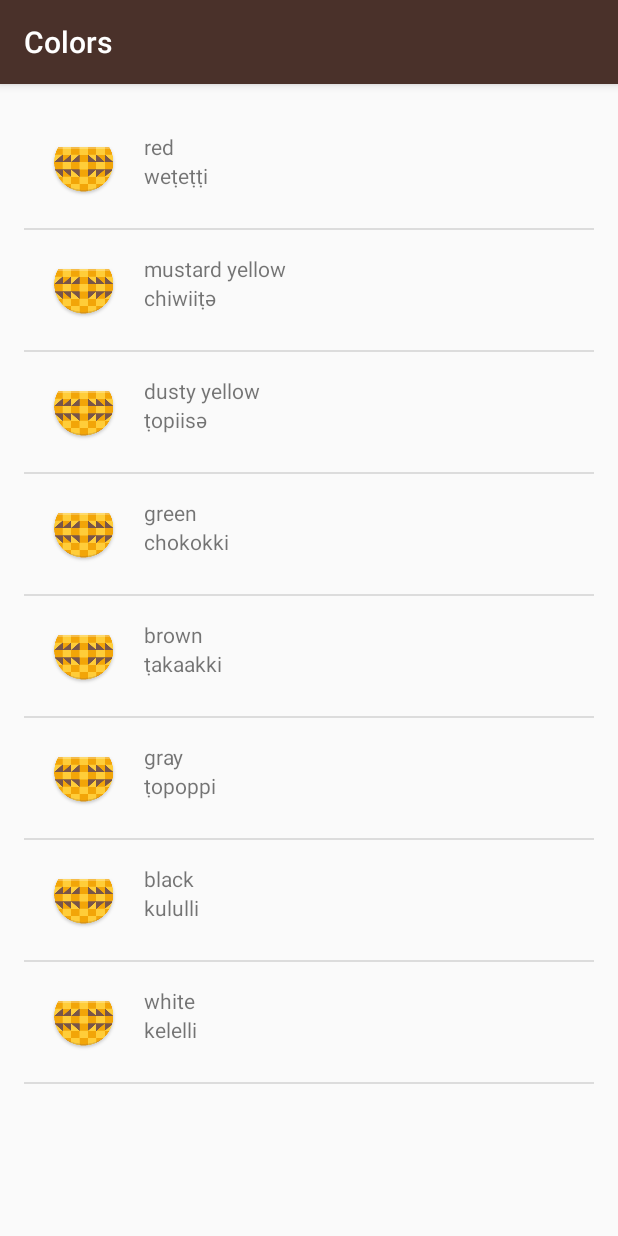
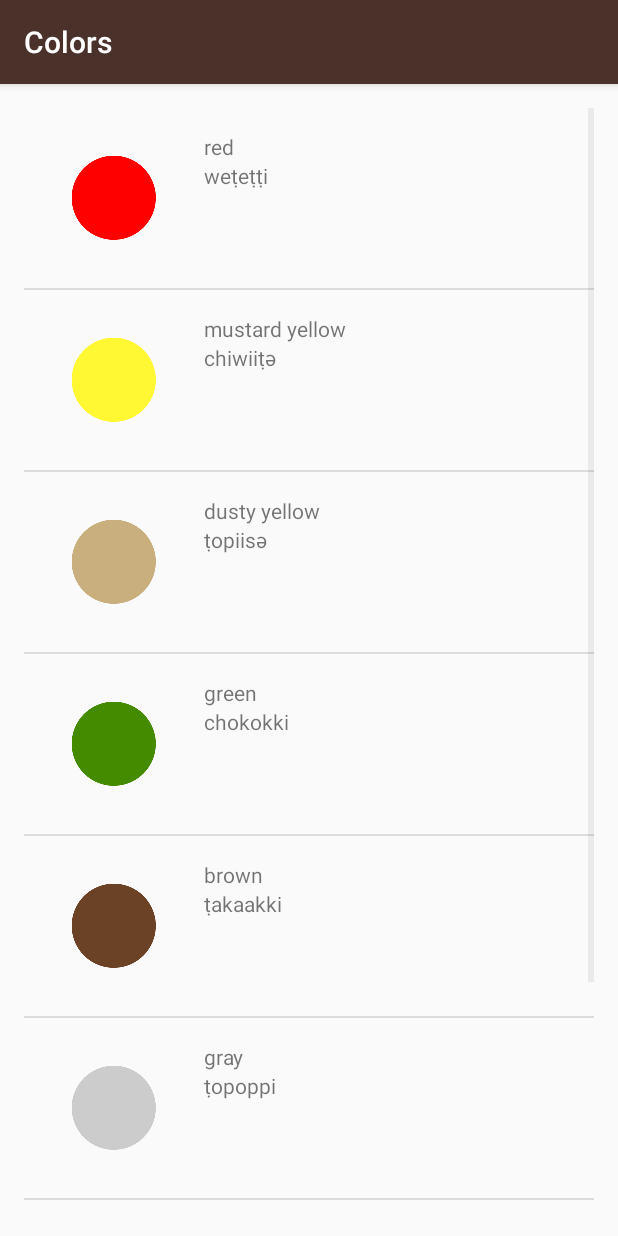
Before and after one commit to shiva11499/Miwok-App, an Android app: the ColorsActivity screen opened directly, with no data from a screen before it, on a phone screen of 412 x 824 dp. Run offline under Robolectric (Android 15) with nearby library versions, the phone set to English and light mode, and no system bars.

Commit message:
Asset added

```diff
--- a/app/src/main/java/com/example/android/miwok/WordAdapter.java
+++ b/app/src/main/java/com/example/android/miwok/WordAdapter.java
@@ -5,6 +5,7 @@
 import android.view.View;
 import android.view.ViewGroup;
 import android.widget.ArrayAdapter;
+import android.widget.ImageView;
 import android.widget.TextView;
 
 import java.util.ArrayList;
@@ -49,6 +50,9 @@
         // the default TextView.
         defaultTextView.setText(currentWord.getDefaultTranslation());
 
+        ImageView imageView = listItemView.findViewById(R.id.image);
+        imageView.setImageResource(currentWord.getmImageResourceId());
+
         // Return the whole list item layout (containing 2 TextViews) so that it can be shown in
         // the ListView.
         return listItemView;
```
